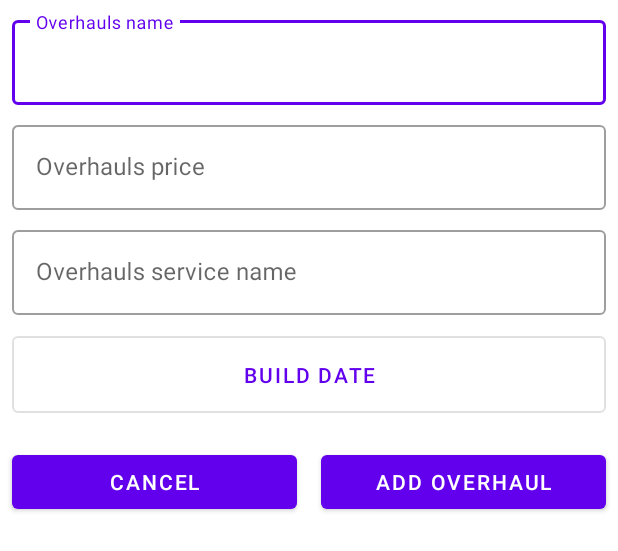
After one commit to vladutstoica/VehicleBulletin, an Android app: the layout dialog_overhauls_add.xml on its own in the app's theme, with its tools: preview values and no code run, on a phone screen of 412 x 824 dp. The commit adds this screen. Shown: the top 551 px of the screen. Run offline under Robolectric (Android 15) with nearby library versions, the phone set to English and light mode, and no system bars.

Commit message:
document and overhauls dialogs created

```diff
--- a/app/src/main/java/com/shto/vehiclebulletin/ui/vehicles/GeneralFragment.java
+++ b/app/src/main/java/com/shto/vehiclebulletin/ui/vehicles/GeneralFragment.java
@@ -11,6 +11,7 @@ import androidx.lifecycle.Observer;
 import androidx.lifecycle.ViewModelProvider;
 
 import com.shto.vehiclebulletin.R;
+import com.shto.vehiclebulletin.ui.vehicles.pojos.VehicleGeneral;
 
 public class GeneralFragment extends Fragment {
     VehiclesViewModel mVehiclesViewModel;
--- a/app/src/main/java/com/shto/vehiclebulletin/ui/vehicles/VehiclesFragment.java
+++ b/app/src/main/java/com/shto/vehiclebulletin/ui/vehicles/VehiclesFragment.java
@@ -27,6 +27,8 @@ import com.google.firebase.firestore.QuerySnapshot;
 import com.shto.vehiclebulletin.R;
 import com.shto.vehiclebulletin.ui.vehicles.adapters.VehiclesAdapter;
 import com.shto.vehiclebulletin.ui.vehicles.dialog.AddVehicleDialogFragment;
+import com.shto.vehiclebulletin.ui.vehicles.pojos.VehicleGeneral;
+import com.shto.vehiclebulletin.ui.vehicles.pojos.VehiclesOverview;
 
 
 public class VehiclesFragment extends Fragment implements VehiclesAdapter.OnVehicleListener {
--- a/app/src/main/java/com/shto/vehiclebulletin/ui/vehicles/adapters/VehiclesAdapter.java
+++ b/app/src/main/java/com/shto/vehiclebulletin/ui/vehicles/adapters/VehiclesAdapter.java
@@ -11,7 +11,7 @@ import androidx.recyclerview.widget.RecyclerView;
 
 import com.google.android.material.card.MaterialCardView;
 import com.shto.vehiclebulletin.R;
-import com.shto.vehiclebulletin.ui.vehicles.VehiclesOverview;
+import com.shto.vehiclebulletin.ui.vehicles.pojos.VehiclesOverview;
 
 import java.util.ArrayList;
 
--- a/app/src/main/java/com/shto/vehiclebulletin/ui/vehicles/VehicleGeneral.java
+++ b/app/src/main/java/com/shto/vehiclebulletin/ui/vehicles/pojos/VehicleGeneral.java
@@ -1,4 +1,4 @@
-package com.shto.vehiclebulletin.ui.vehicles;
+package com.shto.vehiclebulletin.ui.vehicles.pojos;
 
 import java.util.ArrayList;
 
--- a/app/src/main/java/com/shto/vehiclebulletin/ui/vehicles/VehiclesOverview.java
+++ b/app/src/main/java/com/shto/vehiclebulletin/ui/vehicles/pojos/VehiclesOverview.java
@@ -1,4 +1,4 @@
-package com.shto.vehiclebulletin.ui.vehicles;
+package com.shto.vehiclebulletin.ui.vehicles.pojos;
 
 import com.shto.vehiclebulletin.R;
 
--- /dev/null
+++ b/app/src/main/res/layout/dialog_overhauls_add.xml
@@ -0,0 +1,121 @@
+<?xml version="1.0" encoding="utf-8"?>
+<androidx.constraintlayout.widget.ConstraintLayout xmlns:android="http://schemas.android.com/apk/res/android"
+    xmlns:app="http://schemas.android.com/apk/res-auto"
+    android:layout_width="match_parent"
+    android:layout_height="match_parent">
+
+    <com.google.android.material.textfield.TextInputLayout
+        android:id="@+id/layout_overhauls_name"
+        style="@style/Widget.MaterialComponents.TextInputLayout.OutlinedBox"
+        android:layout_width="match_parent"
+        android:layout_height="wrap_content"
+        android:layout_marginStart="8dp"
+        android:layout_marginLeft="8dp"
+        android:layout_marginTop="8dp"
+        android:layout_marginEnd="8dp"
+        android:layout_marginRight="8dp"
+        android:hint="@string/overhauls_name"
+        app:layout_constraintEnd_toEndOf="parent"
+        app:layout_constraintStart_toStartOf="parent"
+        app:layout_constraintTop_toTopOf="parent">
+
+        <com.google.android.material.textfield.TextInputEditText
+            android:id="@+id/input_overhauls_name"
+            android:layout_width="match_parent"
+            android:layout_height="wrap_content" />
+    </com.google.android.material.textfield.TextInputLayout>
+
+    <com.google.android.material.textfield.TextInputLayout
+        android:id="@+id/layout_overhauls_price"
+        style="@style/Widget.MaterialComponents.TextInputLayout.OutlinedBox"
+        android:layout_width="match_parent"
+        android:layout_height="wrap_content"
+        android:layout_marginStart="8dp"
+        android:layout_marginLeft="8dp"
+        android:layout_marginTop="8dp"
+        android:layout_marginEnd="8dp"
+        android:layout_marginRight="8dp"
+        android:hint="@string/overhauls_price"
+        app:layout_constraintEnd_toEndOf="parent"
+        app:layout_constraintStart_toStartOf="parent"
+        app:layout_constraintTop_toBottomOf="@+id/layout_overhauls_name">
+
+        <com.google.android.material.textfield.TextInputEditText
+            android:id="@+id/input_overhauls_price"
+            android:layout_width="match_parent"
+            android:layout_height="wrap_content" />
+    </com.google.android.material.textfield.TextInputLayout>
+
+    <com.google.android.material.textfield.TextInputLayout
+        android:id="@+id/layout_overhauls_servicename"
+        style="@style/Widget.MaterialComponents.TextInputLayout.OutlinedBox"
+        android:layout_width="match_parent"
+        android:layout_height="wrap_content"
+        android:layout_marginStart="8dp"
+        android:layout_marginLeft="8dp"
+        android:layout_marginTop="8dp"
+        android:layout_marginEnd="8dp"
+        android:layout_marginRight="8dp"
+        android:hint="@string/overhauls_servicename"
+        app:layout_constraintEnd_toEndOf="parent"
+        app:layout_constraintStart_toStartOf="parent"
+        app:layout_constraintTop_toBottomOf="@+id/layout_overhauls_price">
+
+        <com.google.android.material.textfield.TextInputEditText
+            android:id="@+id/input_overhauls_servicename"
+            android:layout_width="match_parent"
+            android:layout_height="wrap_content" />
+    </com.google.android.material.textfield.TextInputLayout>
+
+    <Button
+        android:id="@+id/btn_overhauls_datepicker"
+        style="?attr/materialButtonOutlinedStyle"
+        android:layout_width="0dp"
+        android:layout_height="wrap_content"
+        android:layout_marginStart="8dp"
+        android:layout_marginLeft="8dp"
+        android:layout_marginTop="8dp"
+        android:layout_marginEnd="8dp"
+        android:layout_marginRight="8dp"
+        android:paddingTop="16dp"
+        android:paddingBottom="16dp"
+        android:text="@string/prompt_year"
+        app:layout_constraintEnd_toEndOf="parent"
+        app:layout_constraintStart_toStartOf="parent"
+        app:layout_constraintTop_toBottomOf="@+id/layout_overhauls_servicename" />
+
+    <androidx.constraintlayout.widget.Guideline
+        android:id="@+id/guideline_vertical"
+        android:layout_width="wrap_content"
+        android:layout_height="wrap_content"
+        android:orientation="vertical"
+        app:layout_constraintGuide_percent="0.5" />
+
+    <Button
+        android:id="@+id/btn_overhauls_add"
+        android:layout_width="0dp"
+        android:layout_height="wrap_content"
+        android:layout_marginStart="8dp"
+        android:layout_marginLeft="8dp"
+        android:layout_marginTop="16dp"
+        android:layout_marginEnd="8dp"
+        android:layout_marginRight="8dp"
+        android:text="@string/btn_overhauls_add"
+        app:layout_constraintEnd_toEndOf="parent"
+        app:layout_constraintStart_toStartOf="@+id/guideline_vertical"
+        app:layout_constraintTop_toBottomOf="@+id/btn_overhauls_datepicker" />
+
+    <Button
+        android:id="@+id/btn_overhauls_cancel"
+        android:layout_width="0dp"
+        android:layout_height="wrap_content"
+        android:layout_marginStart="8dp"
+        android:layout_marginLeft="8dp"
+        android:layout_marginEnd="8dp"
+        android:layout_marginRight="8dp"
+        android:text="@string/cancel"
+        app:layout_constraintEnd_toStartOf="@+id/guideline_vertical"
+        app:layout_constraintStart_toStartOf="parent"
+        app:layout_constraintTop_toTopOf="@+id/btn_overhauls_add" />
+
+</androidx.constraintlayout.widget.ConstraintLayout>
--- a/app/src/main/res/layout/dialog_add_vehicles.xml
+++ b/app/src/main/res/layout/dialog_vehicles_add.xml
@@ -200,7 +200,7 @@
         app:layout_constraintTop_toBottomOf="@+id/date_input">
 
         <com.google.android.material.textfield.TextInputEditText
-            android:id="@+id/color_input"
+            android:id="@+id/input_overhauls_name"
             android:layout_width="match_parent"
             android:layout_height="wrap_content"
             android:inputType="textCapWords" />
--- a/app/src/main/res/navigation/mobile_navigation.xml
+++ b/app/src/main/res/navigation/mobile_navigation.xml
@@ -55,7 +55,7 @@
         android:id="@+id/addVehicleDialogFragment"
         android:name="com.shto.vehiclebulletin.ui.vehicles.dialog.AddVehicleDialogFragment"
         android:label="AddVehicleDialogFragment"
-        tools:layout="@layout/dialog_add_vehicles" />
+        tools:layout="@layout/dialog_vehicles_add" />
     <fragment
         android:id="@+id/detailsFragment"
         android:name="com.shto.vehiclebulletin.ui.vehicles.DetailsFragment"
--- a/app/src/main/res/values/strings.xml
+++ b/app/src/main/res/values/strings.xml
@@ -51,6 +51,8 @@
     <string name="overhauls_servicename">Overhauls service name</string>
     <string name="overhauls_name">Overhauls name</string>
     <string name="overhauls_buydate">Overhauls buy date</string>
+    <string name="btn_documents_add">Add document</string>
+    <string name="btn_overhauls_add">Add Overhaul</string>
 
     <!-- Strings related to TabLayout -->
     <string-array name="tab_layout">
```
Also changed, not shown: app/src/main/java/com/shto/vehiclebulletin/ui/vehicles/dialog/AddVehicleDialogFragment.java (+4 -4 lines), app/src/main/res/layout/dialog_documents_add.xml (added, +103 -0 lines).
